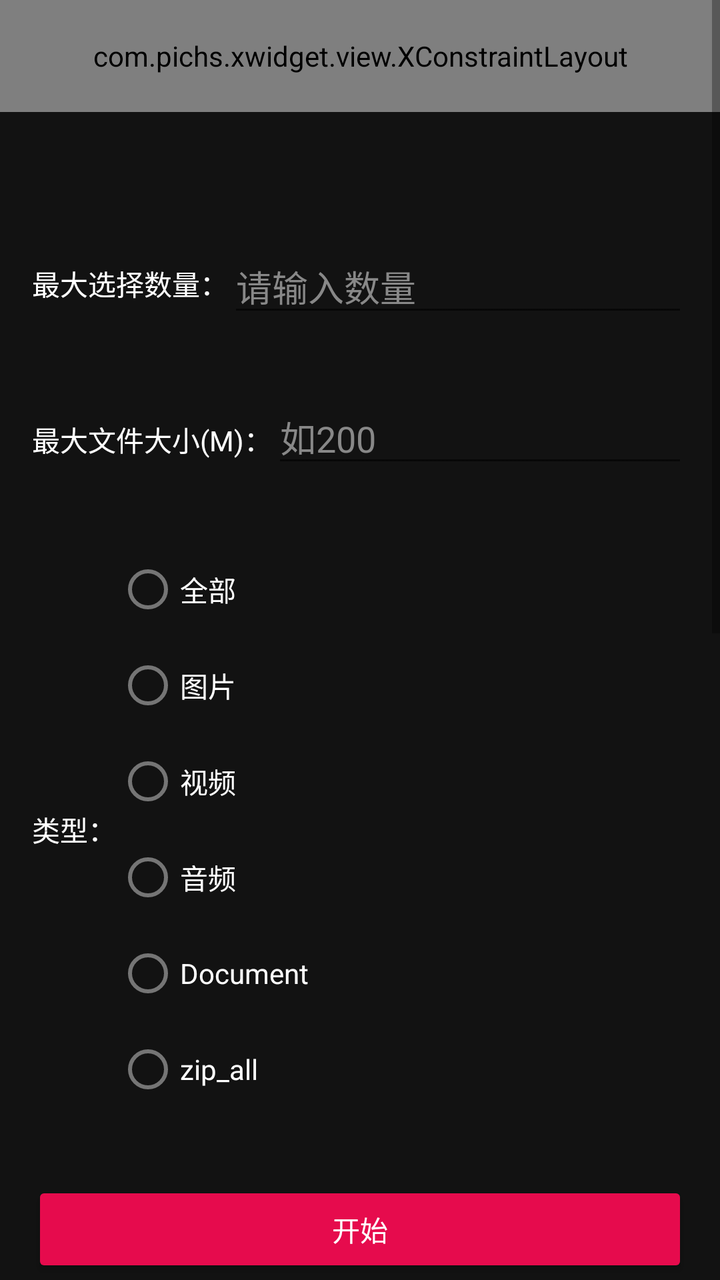
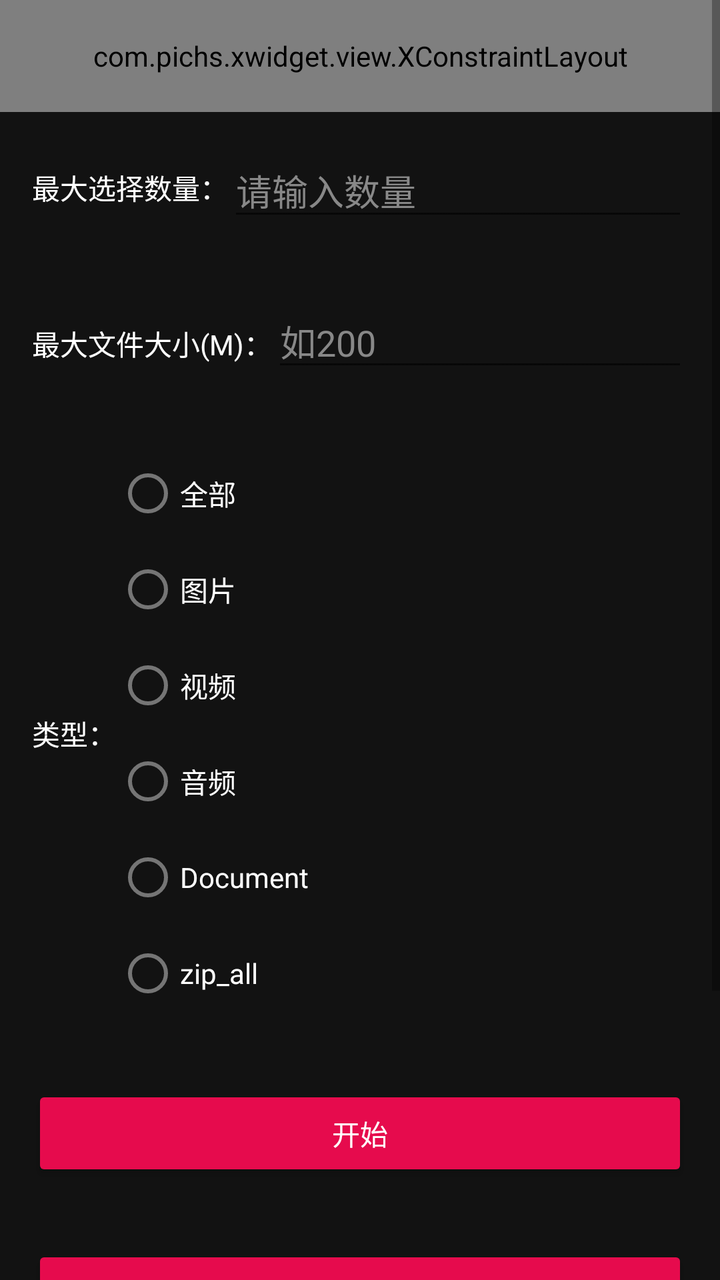

The first picture is an Android layout as it rendered before a commit; the second is the same layout after the commit. The layout source and the unified diff follow.
<!-- AndroidManifest.xml: application theme Theme.Filepicker -->
<!-- res/layout/activity_main.xml -->
<?xml version="1.0" encoding="utf-8"?>
<ScrollView xmlns:android="http://schemas.android.com/apk/res/android"
    xmlns:app="http://schemas.android.com/apk/res-auto"
    android:layout_width="match_parent"
    android:layout_height="match_parent">

    <LinearLayout
        android:layout_width="match_parent"
        android:layout_height="match_parent"
        android:background="#121212"
        android:orientation="vertical">

        <com.pichs.xwidget.view.XConstraintLayout
            android:layout_width="match_parent"
            android:layout_height="56dp"
            android:background="#121212">

            <com.pichs.xwidget.view.XTextView
                android:layout_width="wrap_content"
                android:layout_height="wrap_content"
                android:text="图库选择"
                android:textColor="#fff"
                android:textSize="18sp"
                android:textStyle="bold"
                app:layout_constraintBottom_toBottomOf="parent"
                app:layout_constraintEnd_toEndOf="parent"
                app:layout_constraintStart_toStartOf="parent"
                app:layout_constraintTop_toTopOf="parent" />

        </com.pichs.xwidget.view.XConstraintLayout>

        <com.google.android.material.tabs.TabLayout
            android:id="@+id/tab_layout"
            android:layout_width="match_parent"
            android:layout_height="48dp"
            android:background="#121212"
            app:tabGravity="fill"
            app:tabIndicatorAnimationDuration="200"
            app:tabIndicatorAnimationMode="elastic"
            app:tabIndicatorColor="#fff"
            app:tabIndicatorFullWidth="false"
            app:tabIndicatorGravity="bottom"
            app:tabIndicatorHeight="2dp"
            app:tabInlineLabel="true"
            app:tabMode="fixed"
            app:tabRippleColor="#0000"
            app:tabSelectedTextAppearance="@style/TabSelectedTextAppearance"
            app:tabSelectedTextColor="#fff"
            app:tabTextAppearance="@style/TabUnselectedTextAppearance"
            app:tabUnboundedRipple="false" />


        
        <LinearLayout
            android:layout_width="match_parent"
            android:layout_height="wrap_content"
            android:gravity="center_vertical"
            android:orientation="horizontal"
            android:padding="16dp">

            <androidx.appcompat.widget.AppCompatTextView
                android:layout_width="wrap_content"
                android:layout_height="wrap_content"
                android:text="最大选择数量："
                android:textColor="#fff" />

            <androidx.appcompat.widget.AppCompatEditText
                android:id="@+id/et_max_select_count"
                android:layout_width="0dp"
                android:layout_height="wrap_content"
                android:layout_weight="1"
                android:hint="请输入数量"
                android:inputType="number"
                android:textColor="#fff"
                android:textColorHint="#888" />
        </LinearLayout>

        
        <LinearLayout
            android:layout_width="match_parent"
            android:layout_height="wrap_content"
            android:orientation="horizontal"
            android:padding="16dp">

            <androidx.appcompat.widget.AppCompatTextView
                android:layout_width="wrap_content"
                android:layout_height="wrap_content"
                android:text="最大文件大小(M)："
                android:textColor="#fff" />

            <androidx.appcompat.widget.AppCompatEditText
                android:id="@+id/et_max_file_size"
                android:layout_width="0dp"
                android:layout_height="wrap_content"
                android:layout_weight="1"
                android:hint="如200"
                android:inputType="number"
                android:textColor="#fff"
                android:textColorHint="#888" />
        </LinearLayout>

        
        <LinearLayout
            android:layout_width="match_parent"
            android:layout_height="wrap_content"
            android:gravity="center_vertical"
            android:orientation="horizontal"
            android:padding="16dp">

            <androidx.appcompat.widget.AppCompatTextView
                android:layout_width="wrap_content"
                android:layout_height="wrap_content"
                android:text="类型："
                android:textColor="#fff" />

            <RadioGroup
                android:id="@+id/rg_type"
                android:layout_width="wrap_content"
                android:layout_height="wrap_content"
                android:orientation="vertical">

                <RadioButton
                    android:id="@+id/rb_all"
                    android:layout_width="wrap_content"
                    android:layout_height="wrap_content"
                    android:text="全部"
                    android:textColor="#fff" />

                <RadioButton
                    android:id="@+id/rb_image"
                    android:layout_width="wrap_content"
                    android:layout_height="wrap_content"
                    android:text="图片"
                    android:textColor="#fff" />

                <RadioButton
                    android:id="@+id/rb_video"
                    android:layout_width="wrap_content"
                    android:layout_height="wrap_content"
                    android:text="视频"
                    android:textColor="#fff" />

                <RadioButton
                    android:id="@+id/rb_audio"
                    android:layout_width="wrap_content"
                    android:layout_height="wrap_content"
                    android:text="音频"
                    android:textColor="#fff" />

                <RadioButton
                    android:id="@+id/rb_document"
                    android:layout_width="wrap_content"
                    android:layout_height="wrap_content"
                    android:text="Document"
                    android:textColor="#fff" />

                <RadioButton
                    android:id="@+id/rb_aip"
                    android:layout_width="wrap_content"
                    android:layout_height="wrap_content"
                    android:text="zip_all"
                    android:textColor="#fff" />
            </RadioGroup>
        </LinearLayout>

        
        <androidx.appcompat.widget.AppCompatButton
            android:id="@+id/btn_start"
            android:layout_width="match_parent"
            android:layout_height="wrap_content"
            android:layout_margin="16dp"
            android:layout_marginStart="56dp"
            android:layout_marginEnd="56dp"
            android:backgroundTint="#E60B4D"
            android:text="开始"
            android:textColor="#fff" />
        
        <androidx.appcompat.widget.AppCompatButton
            android:id="@+id/btn_start_paging"
            android:layout_width="match_parent"
            android:layout_height="wrap_content"
            android:layout_margin="16dp"
            android:layout_marginStart="56dp"
            android:layout_marginEnd="56dp"
            android:backgroundTint="#E60B4D"
            android:text="开始paging"
            android:textAllCaps="false"
            android:textColor="#fff" />

        
        <androidx.appcompat.widget.AppCompatButton
            android:id="@+id/btn_file_query"
            android:layout_width="match_parent"
            android:layout_height="wrap_content"
            android:layout_margin="16dp"
            android:layout_marginStart="56dp"
            android:layout_marginEnd="56dp"
            android:backgroundTint="#E60B4D"
            android:text="FileQuery"
            android:textAllCaps="false"
            android:textColor="#fff" />


        <com.pichs.xwidget.view.XTextView
            android:id="@+id/tv_result"
            android:layout_width="match_parent"
            android:layout_height="wrap_content"
            android:textColor="#fff" />

        
        <androidx.appcompat.widget.AppCompatButton
            android:id="@+id/preview_fragment"
            android:layout_width="match_parent"
            android:layout_height="wrap_content"
            android:layout_margin="16dp"
            android:layout_marginStart="56dp"
            android:layout_marginEnd="56dp"
            android:backgroundTint="#E60B4D"
            android:text="Fragment中调用"
            android:textAllCaps="false"
            android:textColor="#fff" />

        
        <androidx.appcompat.widget.AppCompatButton
            android:id="@+id/btn_paging_demo"
            android:layout_width="match_parent"
            android:layout_height="wrap_content"
            android:layout_margin="16dp"
            android:layout_marginStart="56dp"
            android:layout_marginEnd="56dp"
            android:backgroundTint="#4CAF50"
            android:text="Paging3 分页加载演示"
            android:textAllCaps="false"
            android:textColor="#fff" />

        
        <androidx.appcompat.widget.AppCompatButton
            android:id="@+id/btn_image_paging_demo"
            android:layout_width="match_parent"
            android:layout_height="wrap_content"
            android:layout_margin="16dp"
            android:layout_marginStart="56dp"
            android:layout_marginEnd="56dp"
            android:backgroundTint="#FF9800"
            android:text="图片分页加载演示(无上限)"
            android:textAllCaps="false"
            android:textColor="#fff" />

        
        <androidx.appcompat.widget.AppCompatButton
            android:id="@+id/btn_local_media_paging_demo"
            android:layout_width="match_parent"
            android:layout_height="wrap_content"
            android:layout_margin="16dp"
            android:layout_marginStart="56dp"
            android:layout_marginEnd="56dp"
            android:backgroundTint="#9C27B0"
            android:text="本地图库 Paging3 演示"
            android:textAllCaps="false"
            android:textColor="#fff" />

        <androidx.recyclerview.widget.RecyclerView
            android:id="@+id/recycler_view"
            android:layout_width="match_parent"
            android:layout_height="120dp"
            android:layout_marginTop="20dp" />

    </LinearLayout>
</ScrollView>
<!-- resources referenced by this layout -->
<resources>
  <style name="TabSelectedTextAppearance" parent="TextAppearance.MaterialComponents.Subtitle1">
          <item name="android:textColor">#fff</item>
          <item name="android:textSize">15sp</item>
          <item name="android:textStyle">bold</item>
      </style>
  <style name="TabUnselectedTextAppearance" parent="TextAppearance.MaterialComponents.Subtitle1">
          <item name="android:textColor">#888</item>
          <item name="android:textSize">15sp</item>
          <item name="android:textStyle">normal</item>
      </style>
  <style name="Theme.Filepicker" parent="Theme.MaterialComponents.DayNight.DarkActionBar">
          
          <item name="colorPrimary">#121212</item>
          <item name="colorPrimaryVariant">#fff</item>
          <item name="colorOnPrimary">#fff</item>
          
          <item name="colorSecondary">#fff</item>
          <item name="colorSecondaryVariant">#fff</item>
          <item name="colorOnSecondary">#fff</item>
          <item name="windowNoTitle">true</item>
          <item name="windowActionBar">false</item>
          <item name="android:windowFullscreen">false</item>
          
          <item name="android:statusBarColor">#121212</item>
  
  
          
      </style>
</resources>

<!-- the commit's change to res/layout/activity_main.xml (unified diff, before → after) -->
@@ -28,28 +28,6 @@
                 app:layout_constraintTop_toTopOf="parent" />
 
         </com.pichs.xwidget.view.XConstraintLayout>
-
-        <com.google.android.material.tabs.TabLayout
-            android:id="@+id/tab_layout"
-            android:layout_width="match_parent"
-            android:layout_height="48dp"
-            android:background="#121212"
-            app:tabGravity="fill"
-            app:tabIndicatorAnimationDuration="200"
-            app:tabIndicatorAnimationMode="elastic"
-            app:tabIndicatorColor="#fff"
-            app:tabIndicatorFullWidth="false"
-            app:tabIndicatorGravity="bottom"
-            app:tabIndicatorHeight="2dp"
-            app:tabInlineLabel="true"
-            app:tabMode="fixed"
-            app:tabRippleColor="#0000"
-            app:tabSelectedTextAppearance="@style/TabSelectedTextAppearance"
-            app:tabSelectedTextColor="#fff"
-            app:tabTextAppearance="@style/TabUnselectedTextAppearance"
-            app:tabUnboundedRipple="false" />
-
-
         
         <LinearLayout
             android:layout_width="match_parent"
@@ -174,38 +152,6 @@
             android:backgroundTint="#E60B4D"
             android:text="开始"
             android:textColor="#fff" />
-        
-        <androidx.appcompat.widget.AppCompatButton
-            android:id="@+id/btn_start_paging"
-            android:layout_width="match_parent"
-            android:layout_height="wrap_content"
-            android:layout_margin="16dp"
-            android:layout_marginStart="56dp"
-            android:layout_marginEnd="56dp"
-            android:backgroundTint="#E60B4D"
-            android:text="开始paging"
-            android:textAllCaps="false"
-            android:textColor="#fff" />
-
-        
-        <androidx.appcompat.widget.AppCompatButton
-            android:id="@+id/btn_file_query"
-            android:layout_width="match_parent"
-            android:layout_height="wrap_content"
-            android:layout_margin="16dp"
-            android:layout_marginStart="56dp"
-            android:layout_marginEnd="56dp"
-            android:backgroundTint="#E60B4D"
-            android:text="FileQuery"
-            android:textAllCaps="false"
-            android:textColor="#fff" />
-
-
-        <com.pichs.xwidget.view.XTextView
-            android:id="@+id/tv_result"
-            android:layout_width="match_parent"
-            android:layout_height="wrap_content"
-            android:textColor="#fff" />
 
         
         <androidx.appcompat.widget.AppCompatButton
@@ -220,44 +166,6 @@
             android:textAllCaps="false"
             android:textColor="#fff" />
 
-        
-        <androidx.appcompat.widget.AppCompatButton
-            android:id="@+id/btn_paging_demo"
-            android:layout_width="match_parent"
-            android:layout_height="wrap_content"
-            android:layout_margin="16dp"
-            android:layout_marginStart="56dp"
-            android:layout_marginEnd="56dp"
-            android:backgroundTint="#4CAF50"
-            android:text="Paging3 分页加载演示"
-            android:textAllCaps="false"
-            android:textColor="#fff" />
-
-        
-        <androidx.appcompat.widget.AppCompatButton
-            android:id="@+id/btn_image_paging_demo"
-            android:layout_width="match_parent"
-            android:layout_height="wrap_content"
-            android:layout_margin="16dp"
-            android:layout_marginStart="56dp"
-            android:layout_marginEnd="56dp"
-            android:backgroundTint="#FF9800"
-            android:text="图片分页加载演示(无上限)"
-            android:textAllCaps="false"
-            android:textColor="#fff" />
-
-        
-        <androidx.appcompat.widget.AppCompatButton
-            android:id="@+id/btn_local_media_paging_demo"
-            android:layout_width="match_parent"
-            android:layout_height="wrap_content"
-            android:layout_margin="16dp"
-            android:layout_marginStart="56dp"
-            android:layout_marginEnd="56dp"
-            android:backgroundTint="#9C27B0"
-            android:text="本地图库 Paging3 演示"
-            android:textAllCaps="false"
-            android:textColor="#fff" />
 
         <androidx.recyclerview.widget.RecyclerView
             android:id="@+id/recycler_view"
<!-- resource entries referenced after the edit -->
@@ -1,15 +1,5 @@
 <!-- resources referenced by this layout -->
 <resources>
-  <style name="TabSelectedTextAppearance" parent="TextAppearance.MaterialComponents.Subtitle1">
-          <item name="android:textColor">#fff</item>
-          <item name="android:textSize">15sp</item>
-          <item name="android:textStyle">bold</item>
-      </style>
-  <style name="TabUnselectedTextAppearance" parent="TextAppearance.MaterialComponents.Subtitle1">
-          <item name="android:textColor">#888</item>
-          <item name="android:textSize">15sp</item>
-          <item name="android:textStyle">normal</item>
-      </style>
   <style name="Theme.Filepicker" parent="Theme.MaterialComponents.DayNight.DarkActionBar">
           
           <item name="colorPrimary">#121212</item>
